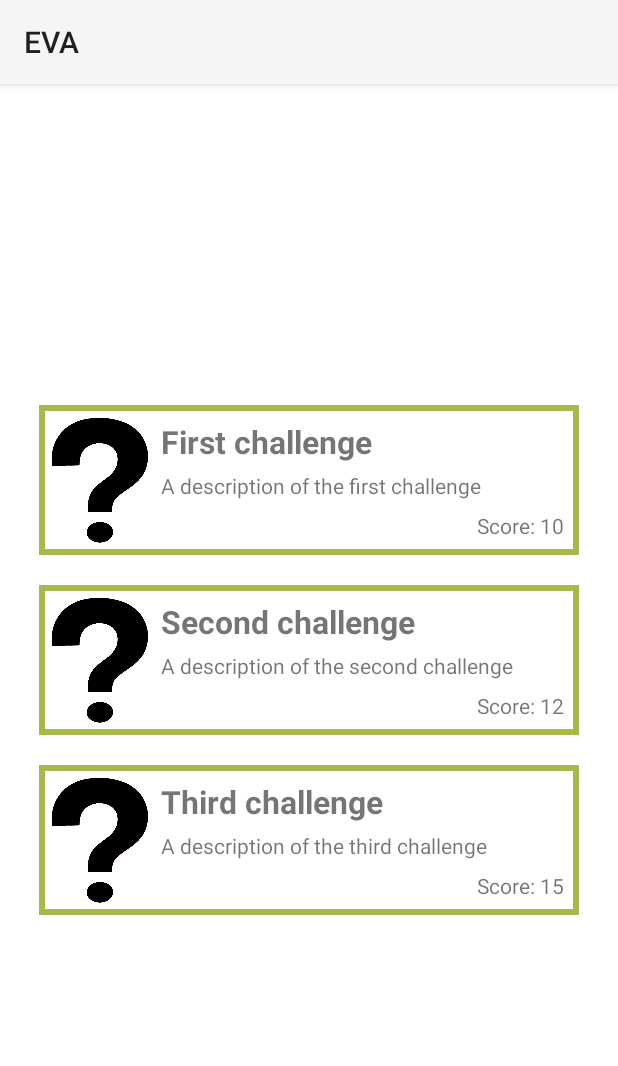
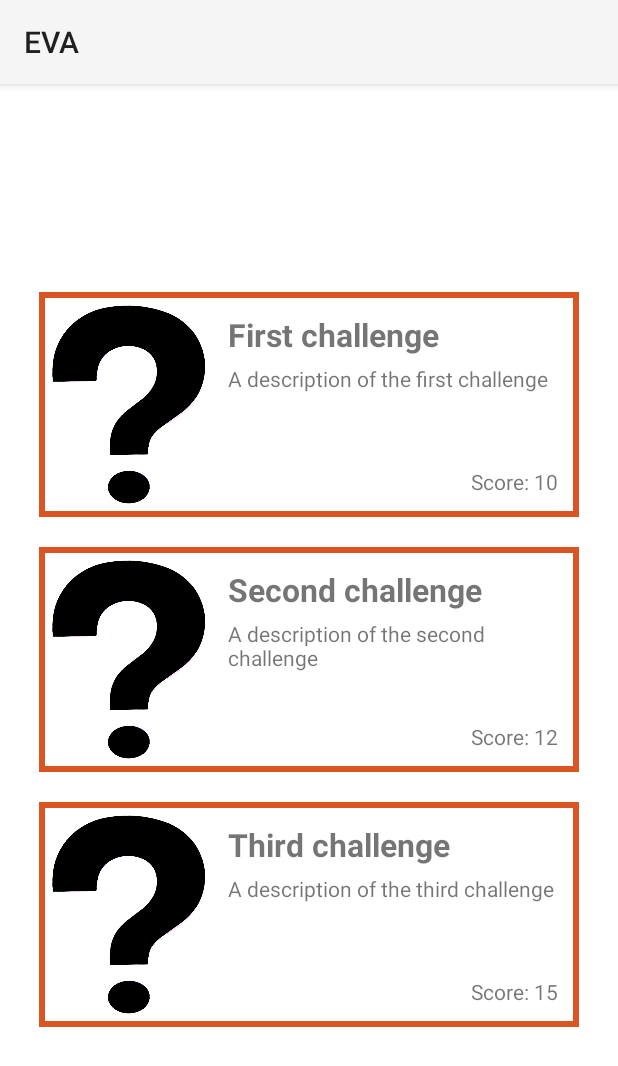
Before and after one commit to Nawsen/EVA-Project-Groep-15, an Android app: the screen it shows after launch (NextChallengeActivity), on a phone screen of 412 x 824 dp. Shown: the top 1066 px of the screen. Run offline under Robolectric (Android 15) with nearby library versions, the phone set to English and light mode, and no system bars.

Commit message:
Completed detailed view

```diff
--- a/Android/app/src/main/res/drawable/challenge_background.xml
+++ b/Android/app/src/main/res/drawable/challenge_background.xml
@@ -2,6 +2,5 @@
     android:shape="rectangle"
     xmlns:android="http://schemas.android.com/apk/res/android">
 
-    <corners/>
-    <stroke android:color="@color/colorAccent" android:width="4dp" />
+    <stroke android:color="@color/colorOrange" android:width="4dp" />
 </shape>
--- a/Android/app/src/main/res/layout/view_challenge.xml
+++ b/Android/app/src/main/res/layout/view_challenge.xml
@@ -1,7 +1,7 @@
 <?xml version="1.0" encoding="utf-8"?>
 <RelativeLayout xmlns:android="http://schemas.android.com/apk/res/android"
     xmlns:tools="http://schemas.android.com/tools" android:layout_width="fill_parent"
-    android:layout_height="@dimen/challenge_item_height"
+    android:layout_height="@dimen/challenge_item_height" android:padding="4dp"
     android:background="@drawable/challenge_background">
 
     <ImageView
@@ -9,7 +9,7 @@
         android:layout_alignParentLeft="true" android:id="@+id/challenge_image"
         android:layout_width="wrap_content" android:adjustViewBounds="true"
         android:layout_height="fill_parent" android:src="@drawable/question_mark"
-        android:layout_margin="5dp" android:scaleType="fitStart"/>
+        android:scaleType="fitStart" android:layout_marginRight="10dp"/>
 
     <TextView
         android:layout_width="wrap_content"
--- a/Android/app/src/main/res/values/colors.xml
+++ b/Android/app/src/main/res/values/colors.xml
@@ -3,4 +3,5 @@
     <color name="colorPrimary">#ffffff</color>
     <color name="colorPrimaryDark">#AAB74B</color>
     <color name="colorAccent">#AAB74B</color>
+    <color name="colorOrange">#DB5522</color>
 </resources>
--- a/Android/app/src/main/res/values/dimens.xml
+++ b/Android/app/src/main/res/values/dimens.xml
@@ -2,7 +2,7 @@
     <!-- Default screen margins, per the Android Design guidelines. -->
     <dimen name="activity_horizontal_margin">16dp</dimen>
     <dimen name="activity_vertical_margin">16dp</dimen>
-    <dimen name="challenge_item_height">100dp</dimen>
+    <dimen name="challenge_item_height">150dp</dimen>
     <dimen name="h1_font_size">21sp</dimen>
     <dimen name="challenge_vertical_margin">10dp</dimen>
 </resources>
```
